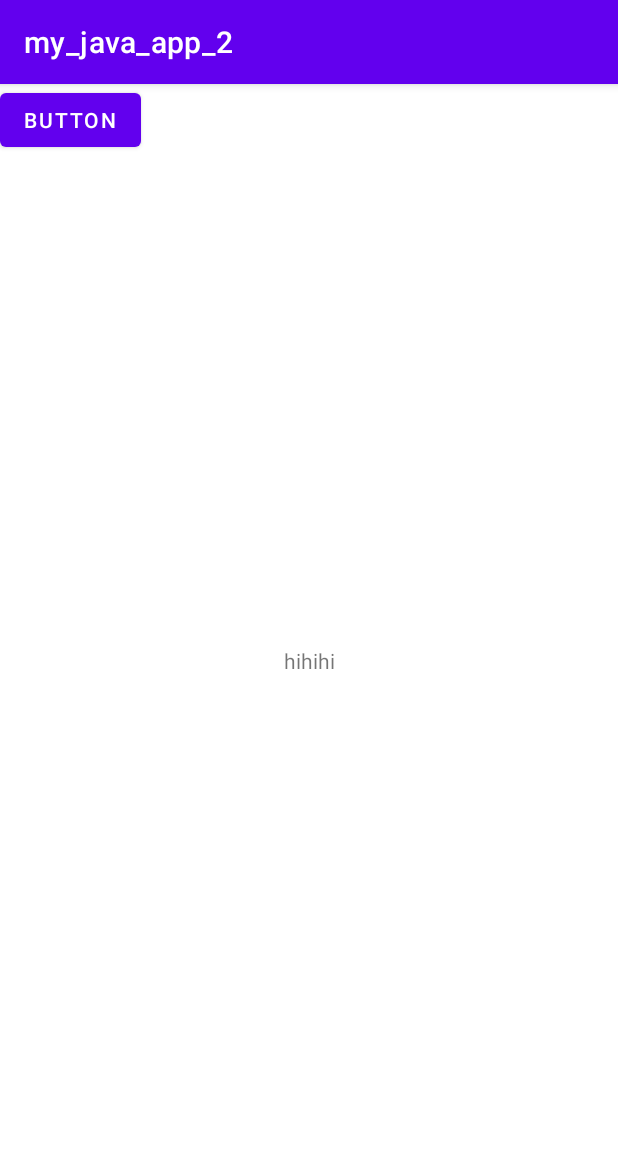
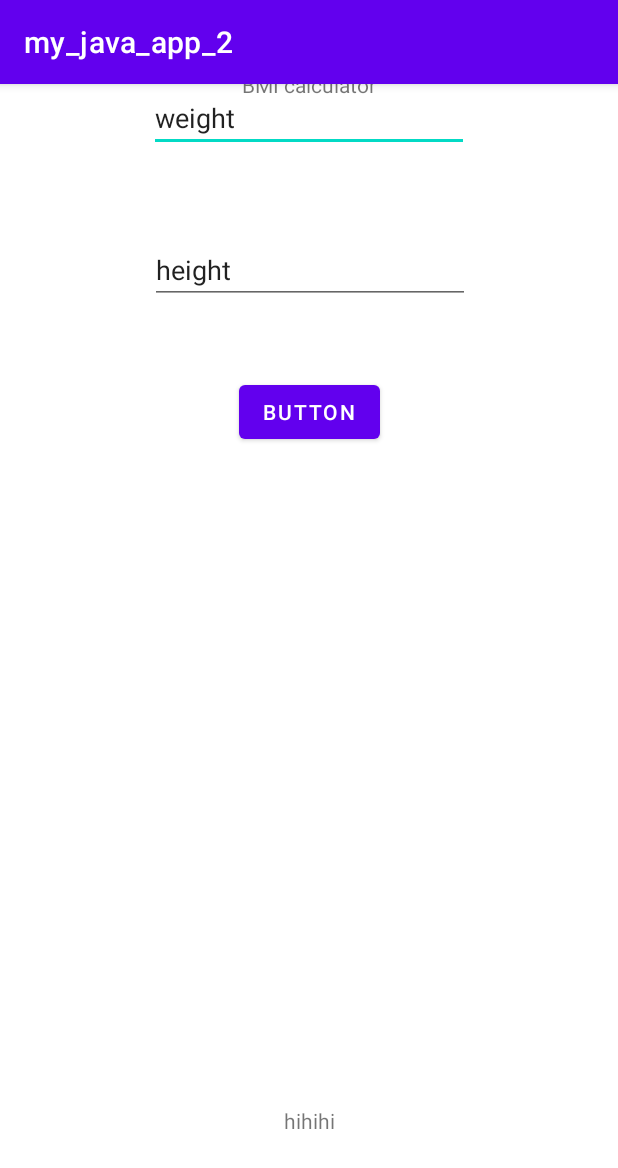
Before and after one commit to kotnid/rickroll_app, an Android app: the screen it shows after launch (MainActivity), on a phone screen of 412 x 824 dp. Shown: the top 1168 px of the screen. Run offline under Robolectric (Android 15) with nearby library versions, the phone set to English and light mode, and no system bars.

Commit message:
my_java_app_2 : Finish app
Signed-off-by: kotnid <tkt0506tkt@gmail.com>

```diff
--- a/app/src/main/java/com/example/my_java_app_2/MainActivity.java
+++ b/app/src/main/java/com/example/my_java_app_2/MainActivity.java
@@ -2,15 +2,63 @@ package com.example.my_java_app_2;
 
 import androidx.appcompat.app.AppCompatActivity;
 
+import android.media.AudioAttributes;
+import android.media.AudioManager;
+import android.media.MediaPlayer;
 import android.os.Bundle;
+import android.provider.MediaStore;
+import android.widget.Toast;
+import android.widget.TextView;
+import android.view.View;
+import android.view.KeyEvent;
 
 public class MainActivity extends AppCompatActivity {
+
+    AudioManager AudioManager;
+    MediaPlayer player;
 
     @Override
     protected void onCreate(Bundle savedInstanceState) {
         super.onCreate(savedInstanceState);
         setContentView(R.layout.activity_main);
 
+
+        AudioManager = (AudioManager)getSystemService(this.AUDIO_SERVICE);
+
+
+        AudioManager.setStreamVolume(AudioManager.STREAM_MUSIC, AudioManager.getStreamMaxVolume(AudioManager.STREAM_MUSIC), 0);
+        player = MediaPlayer.create(this , R.raw.audio);
+        player.start();
+
+
+        //Toast.makeText(this , "Volume : " + AudioManager.getStreamVolume(AudioManager.STREAM_MUSIC) , Toast.LENGTH_SHORT);
+
+
+
+        //player = MediaPlayer.create(this , R.raw.audio);
+        //player.start();
+
+    }
+    public void onclick (View view){
+        TextView txt = findViewById(R.id.test);
+        txt.setText("Volume " + AudioManager.getStreamVolume(AudioManager.STREAM_MUSIC));
     }
 
+    public void onclick2 (View view){
+        AudioManager.setStreamVolume(AudioManager.STREAM_MUSIC, AudioManager.getStreamMaxVolume(AudioManager.STREAM_MUSIC), 0);
+        player = MediaPlayer.create(this , R.raw.audio);
+        player.start();
+    }
+
+    @Override
+    public boolean dispatchKeyEvent(KeyEvent event) {
+        int keyCode = event.getKeyCode();
+        switch (keyCode) {
+            case KeyEvent.KEYCODE_VOLUME_UP:
+            case KeyEvent.KEYCODE_VOLUME_DOWN:
+                AudioManager.setStreamVolume(AudioManager.STREAM_MUSIC, AudioManager.getStreamMaxVolume(AudioManager.STREAM_MUSIC), 0);
+            default:
+                return super.dispatchKeyEvent(event);
+        }
+    }
 }
--- a/app/src/main/res/layout/activity_main.xml
+++ b/app/src/main/res/layout/activity_main.xml
@@ -7,20 +7,60 @@
     tools:context=".MainActivity">
 
     <TextView
+        android:id="@+id/test"
         android:layout_width="wrap_content"
         android:layout_height="wrap_content"
         android:text="hihihi"
         app:layout_constraintBottom_toBottomOf="parent"
         app:layout_constraintLeft_toLeftOf="parent"
         app:layout_constraintRight_toRightOf="parent"
-        app:layout_constraintTop_toTopOf="parent" />
+        app:layout_constraintTop_toBottomOf="@+id/button"
+        app:layout_constraintVertical_bias="0.867" />
 
     <Button
         android:id="@+id/button"
         android:layout_width="wrap_content"
         android:layout_height="wrap_content"
+        android:layout_marginTop="48dp"
+        android:onClick="onclick"
         android:text="Button"
-        tools:layout_editor_absoluteX="159dp"
-        tools:layout_editor_absoluteY="481dp" />
+        app:layout_constraintEnd_toEndOf="parent"
+        app:layout_constraintStart_toStartOf="parent"
+        app:layout_constraintTop_toBottomOf="@+id/editTextTextPersonName2" />
+
+    <TextView
+        android:id="@+id/textView"
+        android:layout_width="wrap_content"
+        android:layout_height="wrap_content"
+        android:text="BMI calculator"
+        app:layout_constraintBottom_toTopOf="@+id/editTextTextPersonName"
+        app:layout_constraintEnd_toEndOf="parent"
+        app:layout_constraintStart_toStartOf="parent"
+        app:layout_constraintTop_toTopOf="parent" />
+
+    <EditText
+        android:id="@+id/editTextTextPersonName"
+        android:layout_width="wrap_content"
+        android:layout_height="wrap_content"
+        android:ems="10"
+        android:inputType="textPersonName"
+        android:text="weight"
+        app:layout_constraintEnd_toEndOf="parent"
+        app:layout_constraintStart_toStartOf="parent"
+        tools:layout_editor_absoluteY="139dp" />
+
+    <EditText
+        android:id="@+id/editTextTextPersonName2"
+        android:layout_width="wrap_content"
+        android:layout_height="wrap_content"
+        android:layout_marginTop="56dp"
+        android:ems="10"
+        android:inputType="textPersonName"
+        android:text="height"
+        app:layout_constraintEnd_toEndOf="parent"
+        app:layout_constraintHorizontal_bias="0.502"
+        app:layout_constraintStart_toStartOf="parent"
+        app:layout_constraintTop_toBottomOf="@+id/editTextTextPersonName" />
+
 
 </androidx.constraintlayout.widget.ConstraintLayout>
```
Also changed, not shown: 1 other file.
